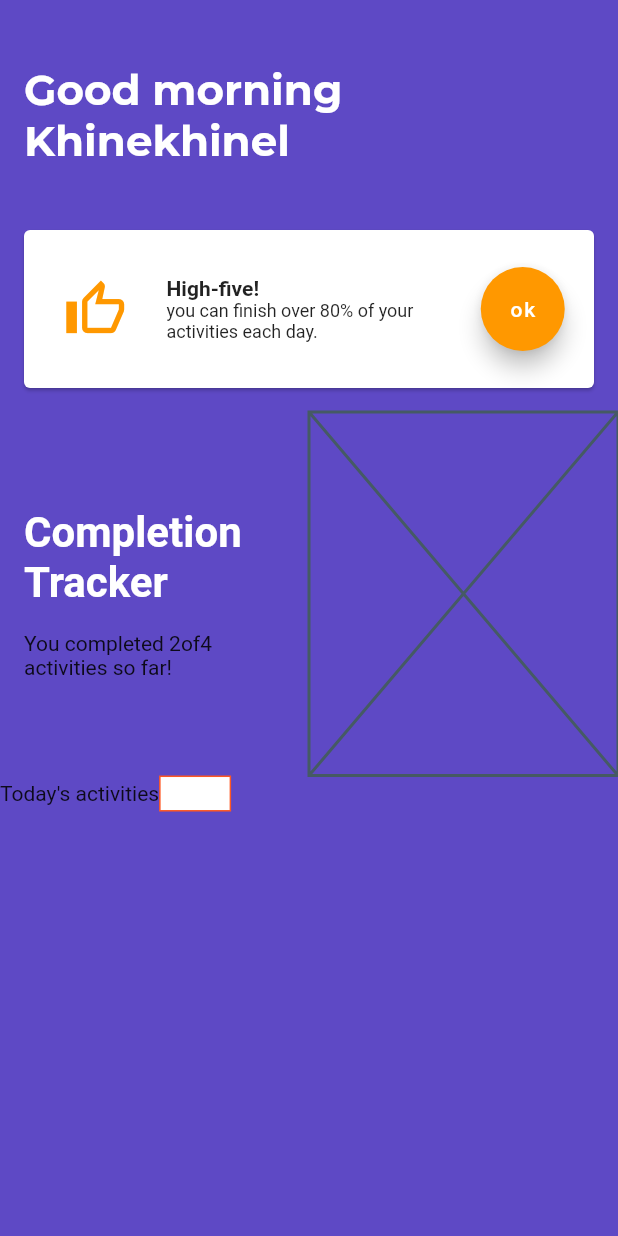
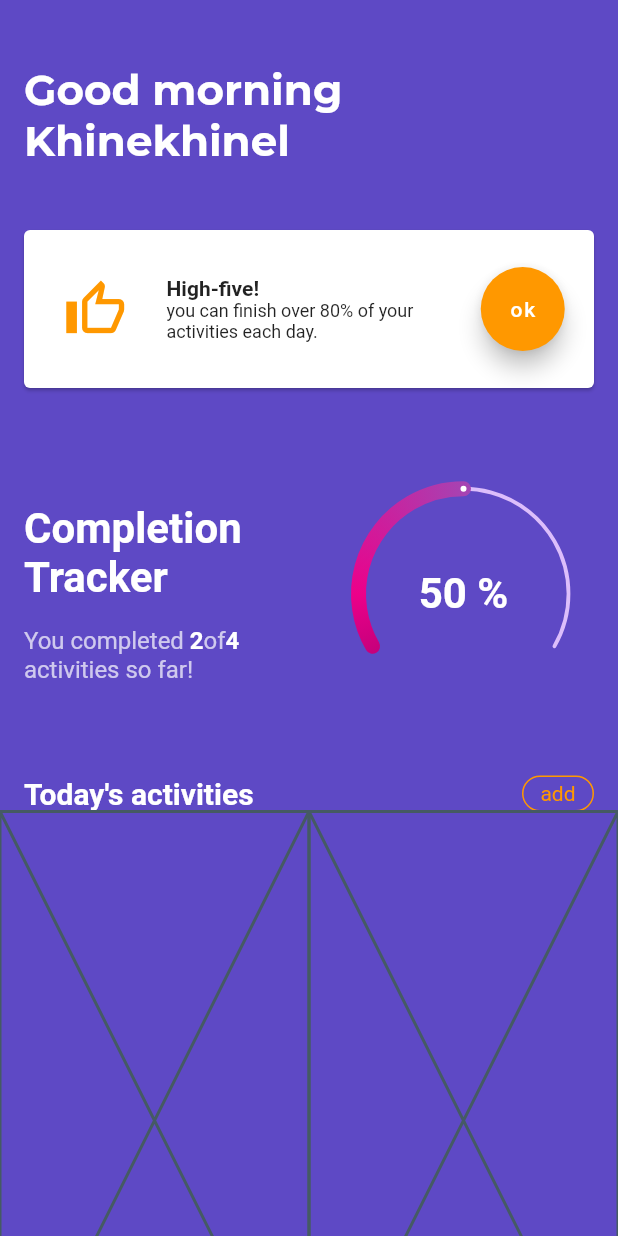
Before and after one commit to KhineKhineLin/Dribble-Flutter-UI4, a Flutter app: the screen it shows after launch, on a phone screen of 412 x 824 dp. Run offline on Flutter 3.47's test engine with Material 2 defaults, Android fonts, the phone set to English and light mode, and no system bars; drawn by our look-alikes of sleek_circular_slider; our stand-ins replace badges, fl_chart, google_fonts, page_transition, sliding_up_panel, smooth_page_indicator; missing offline and left inert: flutter_circular_text.

Commit message:
insert add buttion

```diff
--- a/lib/daily_activities_app/daily_main_page.dart
+++ b/lib/daily_activities_app/daily_main_page.dart
@@ -1,5 +1,6 @@
 import 'package:flutter/material.dart';
 import 'package:google_fonts/google_fonts.dart';
+import 'package:sleek_circular_slider/sleek_circular_slider.dart';
 
 class DailyMainPage extends StatelessWidget {
   const DailyMainPage({Key? key}) : super(key: key);
@@ -97,6 +98,7 @@ class DailyMainPage extends StatelessWidget {
                 Container(
                   height: MediaQuery.of(context).size.height / 3.4,
                   child: Row(
+                    mainAxisAlignment: MainAxisAlignment.center,
                     children: [
                       Expanded(
                           flex: 1,
@@ -117,33 +119,88 @@ class DailyMainPage extends StatelessWidget {
                                   height: 16,
                                 ),
                                 Text.rich(TextSpan(children: [
-                                  TextSpan(text: 'You completed '),
-                                  TextSpan(text: '2'),
-                                  TextSpan(text: 'of'),
-                                  TextSpan(text: '4\n'),
-                                  TextSpan(text: 'activities so far!')
+                                  TextSpan(
+                                      text: 'You completed ',
+                                      style: TextStyle(
+                                          color: Colors.white.withOpacity(0.7),
+                                          fontSize: 16)),
+                                  TextSpan(
+                                      text: '2',
+                                      style: TextStyle(
+                                          color: Colors.white,
+                                          fontWeight: FontWeight.bold,
+                                          fontSize: 16)),
+                                  TextSpan(
+                                      text: 'of',
+                                      style: TextStyle(
+                                          color: Colors.white.withOpacity(0.7),
+                                          fontSize: 16)),
+                                  TextSpan(
+                                      text: '4\n',
+                                      style: TextStyle(
+                                          color: Colors.white,
+                                          fontWeight: FontWeight.bold,
+                                          fontSize: 16)),
+                                  TextSpan(
+                                      text: 'activities so far!',
+                                      style: TextStyle(
+                                          color: Colors.white.withOpacity(0.7),
+                                          fontSize: 16))
                                 ]))
                               ],
                             ),
                           )),
-                      Expanded(flex: 1, child: Placeholder())
+                      Expanded(
+                          flex: 1,
+                          child: SleekCircularSlider(
+                            appearance: CircularSliderAppearance(
+                                infoProperties: InfoProperties(
+                                    mainLabelStyle: TextStyle(
+                                        color: Colors.white,
+                                        fontSize: 28,
+                                        fontWeight: FontWeight.bold)),
+                                customWidths:
+                                    CustomSliderWidths(progressBarWidth: 10)),
+                          ))
                     ],
                   ),
                 ),
-                Row(
+                Padding(
+                  padding: const EdgeInsets.symmetric(horizontal: 16.0),
+                  child: Row(
+                    mainAxisAlignment: MainAxisAlignment.spaceBetween,
                     children: [
-                    Text('Today\'s activities'),
+                      Text(
+                        'Today\'s activities',
+                        style: TextStyle(
+                            fontSize: 20,
+                            fontWeight: FontWeight.bold,
+                            color: Colors.white),
+                      ),
                       Container(
                         height: 24,
                         width: 48,
                         decoration: BoxDecoration(
-                          color: Colors.white,
-                          border: Border.all(color: Colors.deepOrange)),
+                            border: Border.all(color: Colors.orange),
+                            borderRadius: BorderRadius.circular(16)),
+                        child: Center(
+                          child: Text(
+                            'add',
+                            style: TextStyle(color: Colors.orange),
+                          ),
+                        ),
                       )
                     ],
                   ),
+                ),
                 Container(
                   height: MediaQuery.of(context).size.height / 2,
+                  child: Row(
+                    children: [
+                      Expanded(child: Placeholder()),
+                      Expanded(child: Placeholder())
+                    ],
+                  ),
                 )
               ],
             ),
--- a/pubspec.yaml
+++ b/pubspec.yaml
@@ -42,6 +42,7 @@ dependencies:
   flutter_circular_text: ^0.3.1
   sliding_up_panel: ^2.0.0+1
   local_auth: ^2.1.0
+  sleek_circular_slider: ^2.0.1
 dev_dependencies:
   flutter_test:
     sdk: flutter
```
Also changed, not shown: pubspec.lock. Lines whose indentation alone changed are shown as unchanged.
